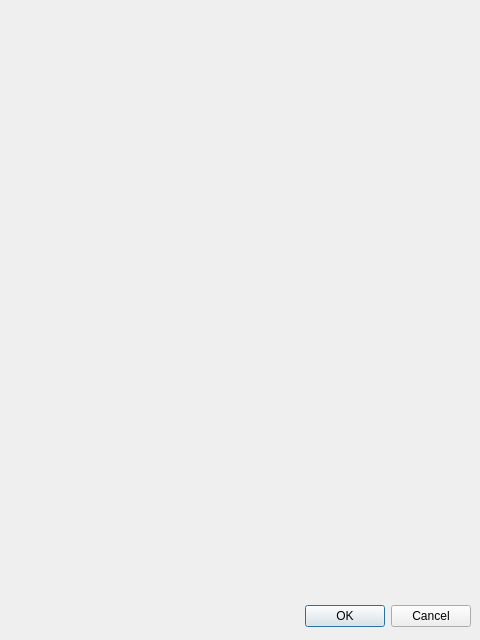
The window that freedialog.ui (Herzo/ea) describes before a commit, drawn with Qt 5.
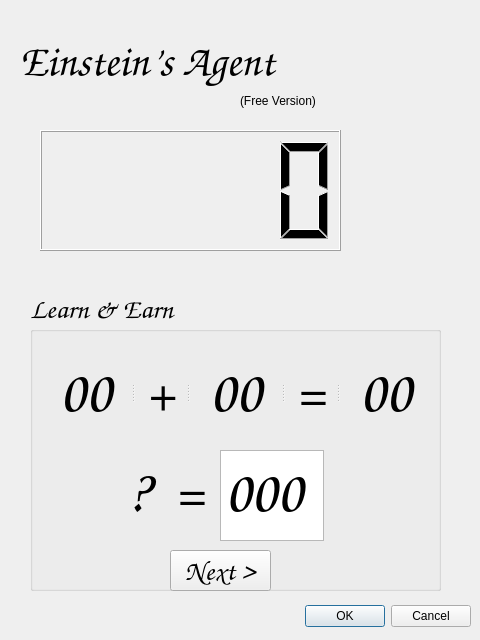
The same window after the commit. Icons and pictures are not drawn.

What changed in the file:
```diff
--- a/freedialog.ui
+++ b/freedialog.ui
@@ -28,6 +28,282 @@
     <set>QDialogButtonBox::Cancel|QDialogButtonBox::Ok</set>
    </property>
   </widget>
+  <widget class="QLabel" name="label">
+   <property name="geometry">
+    <rect>
+     <x>350</x>
+     <y>10</y>
+     <width>106</width>
+     <height>150</height>
+    </rect>
+   </property>
+   <property name="text">
+    <string/>
+   </property>
+   <property name="pixmap">
+    <pixmap resource="systray.qrc">:/images/Dave_106x150.png</pixmap>
+   </property>
+  </widget>
+  <widget class="QLabel" name="label_2">
+   <property name="geometry">
+    <rect>
+     <x>20</x>
+     <y>30</y>
+     <width>321</width>
+     <height>61</height>
+    </rect>
+   </property>
+   <property name="font">
+    <font>
+     <family>Comic Sans MS</family>
+     <pointsize>32</pointsize>
+    </font>
+   </property>
+   <property name="text">
+    <string>Einstein’s Agent</string>
+   </property>
+  </widget>
+  <widget class="QLabel" name="label_3">
+   <property name="geometry">
+    <rect>
+     <x>240</x>
+     <y>90</y>
+     <width>101</width>
+     <height>21</height>
+    </rect>
+   </property>
+   <property name="text">
+    <string>(Free Version)</string>
+   </property>
+  </widget>
+  <widget class="QLCDNumber" name="lcdNumber">
+   <property name="geometry">
+    <rect>
+     <x>40</x>
+     <y>130</y>
+     <width>301</width>
+     <height>121</height>
+    </rect>
+   </property>
+  </widget>
+  <widget class="QGroupBox" name="groupBox">
+   <property name="geometry">
+    <rect>
+     <x>30</x>
+     <y>290</y>
+     <width>411</width>
+     <height>301</height>
+    </rect>
+   </property>
+   <property name="font">
+    <font>
+     <family>Comic Sans MS</family>
+     <pointsize>21</pointsize>
+    </font>
+   </property>
+   <property name="autoFillBackground">
+    <bool>false</bool>
+   </property>
+   <property name="title">
+    <string>Learn &amp;&amp; Earn</string>
+   </property>
+   <property name="flat">
+    <bool>true</bool>
+   </property>
+   <widget class="QLabel" name="Op1_6">
+    <property name="geometry">
+     <rect>
+      <x>60</x>
+      <y>160</y>
+      <width>96</width>
+      <height>84</height>
+     </rect>
+    </property>
+    <property name="font">
+     <font>
+      <pointsize>44</pointsize>
+     </font>
+    </property>
+    <property name="text">
+     <string>?</string>
+    </property>
+    <property name="alignment">
+     <set>Qt::AlignCenter</set>
+    </property>
+   </widget>
+   <widget class="QLabel" name="Op1_7">
+    <property name="geometry">
+     <rect>
+      <x>140</x>
+      <y>160</y>
+      <width>39</width>
+      <height>84</height>
+     </rect>
+    </property>
+    <property name="font">
+     <font>
+      <pointsize>44</pointsize>
+     </font>
+    </property>
+    <property name="text">
+     <string>=</string>
+    </property>
+    <property name="alignment">
+     <set>Qt::AlignCenter</set>
+    </property>
+   </widget>
+   <widget class="QPlainTextEdit" name="AnswerEdit">
+    <property name="geometry">
+     <rect>
+      <x>190</x>
+      <y>160</y>
+      <width>104</width>
+      <height>91</height>
+     </rect>
+    </property>
+    <property name="font">
+     <font>
+      <pointsize>44</pointsize>
+     </font>
+    </property>
+    <property name="verticalScrollBarPolicy">
+     <enum>Qt::ScrollBarAlwaysOff</enum>
+    </property>
+    <property name="plainText">
+     <string>000</string>
+    </property>
+   </widget>
+   <widget class="QPushButton" name="pushButton">
+    <property name="geometry">
+     <rect>
+      <x>140</x>
+      <y>260</y>
+      <width>101</width>
+      <height>41</height>
+     </rect>
+    </property>
+    <property name="text">
+     <string>Next &gt;</string>
+    </property>
+   </widget>
+   <widget class="QLabel" name="imgMark">
+    <property name="geometry">
+     <rect>
+      <x>310</x>
+      <y>160</y>
+      <width>91</width>
+      <height>91</height>
+     </rect>
+    </property>
+    <property name="text">
+     <string/>
+    </property>
+    <property name="pixmap">
+     <pixmap resource="systray.qrc">:/images/heart.svg</pixmap>
+    </property>
+    <property name="scaledContents">
+     <bool>true</bool>
+    </property>
+   </widget>
+   <widget class="QSplitter" name="splitter">
+    <property name="geometry">
+     <rect>
+      <x>10</x>
+      <y>60</y>
+      <width>391</width>
+      <height>84</height>
+     </rect>
+    </property>
+    <property name="font">
+     <font>
+      <pointsize>15</pointsize>
+     </font>
+    </property>
+    <property name="orientation">
+     <enum>Qt::Horizontal</enum>
+    </property>
+    <widget class="QLabel" name="Operand1">
+     <property name="font">
+      <font>
+       <pointsize>44</pointsize>
+      </font>
+     </property>
+     <property name="text">
+      <string>00</string>
+     </property>
+     <property name="alignment">
+      <set>Qt::AlignCenter</set>
+     </property>
+    </widget>
+    <widget class="QLabel" name="Operator1_4">
+     <property name="font">
+      <font>
+       <pointsize>44</pointsize>
+      </font>
+     </property>
+     <property name="text">
+      <string>+</string>
+     </property>
+     <property name="alignment">
+      <set>Qt::AlignCenter</set>
+     </property>
+    </widget>
+    <widget class="QLabel" name="Op2">
+     <property name="font">
+      <font>
+       <pointsize>44</pointsize>
+      </font>
+     </property>
+     <property name="text">
+      <string>00</string>
+     </property>
+     <property name="alignment">
+      <set>Qt::AlignCenter</set>
+     </property>
+    </widget>
+    <widget class="QLabel" name="Op1_5">
+     <property name="font">
+      <font>
+       <pointsize>44</pointsize>
+      </font>
+     </property>
+     <property name="text">
+      <string>=</string>
+     </property>
+     <property name="alignment">
+      <set>Qt::AlignCenter</set>
+     </property>
+    </widget>
+    <widget class="QLabel" name="Op1_3">
+     <property name="font">
+      <font>
+       <pointsize>44</pointsize>
+      </font>
+     </property>
+     <property name="text">
+      <string>00</string>
+     </property>
+     <property name="alignment">
+      <set>Qt::AlignCenter</set>
+     </property>
+    </widget>
+   </widget>
+   <zorder>Operand1</zorder>
+   <zorder>Op2</zorder>
+   <zorder>Op1_3</zorder>
+   <zorder>Operator1_4</zorder>
+   <zorder>Op1_5</zorder>
+   <zorder>Op1_10</zorder>
+   <zorder>Op1_7</zorder>
+   <zorder>Op1_6</zorder>
+   <zorder>Op1_9</zorder>
+   <zorder>Op1_8</zorder>
+   <zorder>Op1_6</zorder>
+   <zorder>Op1_7</zorder>
+   <zorder>AnswerEdit</zorder>
+   <zorder>pushButton</zorder>
+   <zorder>imgMark</zorder>
+  </widget>
  </widget>
  <resources/>
  <connections>
```
Left out of the diff: 9 changed lines with no effect on the pictures.
